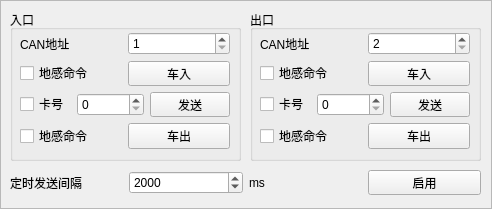
The window that qserialframe.ui (jjzhang166/ParkCode) describes before a commit, drawn with Qt 5.
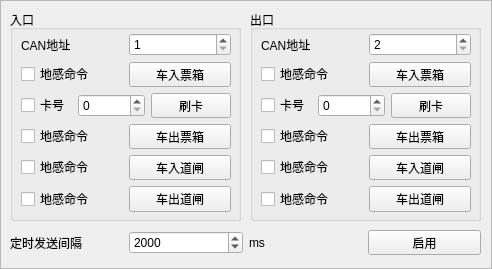
The same window after the commit.

What changed in the file:
```diff
--- a/qserialframe.ui
+++ b/qserialframe.ui
@@ -7,7 +7,7 @@
     <x>0</x>
     <y>0</y>
     <width>492</width>
-    <height>209</height>
+    <height>269</height>
    </rect>
   </property>
   <property name="minimumSize">
@@ -19,7 +19,7 @@
   <property name="maximumSize">
    <size>
     <width>492</width>
-    <height>209</height>
+    <height>269</height>
    </size>
   </property>
   <property name="windowTitle">
@@ -37,7 +37,7 @@
      <x>10</x>
      <y>10</y>
      <width>231</width>
-     <height>151</height>
+     <height>211</height>
     </rect>
    </property>
    <property name="title">
@@ -46,10 +46,10 @@
    <widget class="QWidget" name="layoutWidget">
     <property name="geometry">
      <rect>
-      <x>10</x>
-      <y>22</y>
+      <x>11</x>
+      <y>23</y>
       <width>210</width>
-      <height>117</height>
+      <height>179</height>
      </rect>
     </property>
     <layout class="QVBoxLayout" name="verticalLayout">
@@ -89,7 +89,7 @@
           <string>0</string>
          </property>
          <property name="text">
-          <string>车入</string>
+          <string>车入票箱</string>
          </property>
         </widget>
        </item>
@@ -117,7 +117,7 @@
           <string>1</string>
          </property>
          <property name="text">
-          <string>发送</string>
+          <string>刷卡</string>
          </property>
         </widget>
        </item>
@@ -138,7 +138,49 @@
           <string>2</string>
          </property>
          <property name="text">
-          <string>车出</string>
+          <string>车出票箱</string>
+         </property>
+        </widget>
+       </item>
+      </layout>
+     </item>
+     <item>
+      <layout class="QHBoxLayout" name="horizontalLayout_10">
+       <item>
+        <widget class="QCheckBox" name="chkEnterSense2">
+         <property name="text">
+          <string>地感命令</string>
+         </property>
+        </widget>
+       </item>
+       <item>
+        <widget class="QPushButton" name="btn6">
+         <property name="statusTip">
+          <string>6</string>
+         </property>
+         <property name="text">
+          <string>车入道闸</string>
+         </property>
+        </widget>
+       </item>
+      </layout>
+     </item>
+     <item>
+      <layout class="QHBoxLayout" name="horizontalLayout_11">
+       <item>
+        <widget class="QCheckBox" name="chkEnterSense3">
+         <property name="text">
+          <string>地感命令</string>
+         </property>
+        </widget>
+       </item>
+       <item>
+        <widget class="QPushButton" name="btn7">
+         <property name="statusTip">
+          <string>7</string>
+         </property>
+         <property name="text">
+          <string>车出道闸</string>
          </property>
         </widget>
        </item>
@@ -153,7 +195,7 @@
      <x>250</x>
      <y>10</y>
      <width>231</width>
-     <height>151</height>
+     <height>211</height>
     </rect>
    </property>
    <property name="title">
@@ -162,10 +204,10 @@
    <widget class="QWidget" name="layoutWidget">
     <property name="geometry">
      <rect>
-      <x>10</x>
-      <y>22</y>
+      <x>11</x>
+      <y>23</y>
       <width>210</width>
-      <height>117</height>
+      <height>179</height>
      </rect>
     </property>
     <layout class="QVBoxLayout" name="verticalLayout_2">
@@ -208,7 +250,7 @@
           <string>3</string>
          </property>
          <property name="text">
-          <string>车入</string>
+          <string>车入票箱</string>
          </property>
         </widget>
        </item>
@@ -236,14 +278,14 @@
           <string>4</string>
          </property>
          <property name="text">
-          <string>发送</string>
+          <string>刷卡</string>
          </property>
         </widget>
        </item>
       </layout>
      </item>
      <item>
-      <layout class="QHBoxLayout" name="horizontalLayout_10">
+      <layout class="QHBoxLayout" name="horizontalLayout_12">
        <item>
         <widget class="QCheckBox" name="chkLeaveSense1">
          <property name="text">
@@ -257,7 +299,49 @@
           <string>5</string>
          </property>
          <property name="text">
-          <string>车出</string>
+          <string>车出票箱</string>
+         </property>
+        </widget>
+       </item>
+      </layout>
+     </item>
+     <item>
+      <layout class="QHBoxLayout" name="horizontalLayout_13">
+       <item>
+        <widget class="QCheckBox" name="chkLeaveSense2">
+         <property name="text">
+          <string>地感命令</string>
+         </property>
+        </widget>
+       </item>
+       <item>
+        <widget class="QPushButton" name="btn8">
+         <property name="statusTip">
+          <string>8</string>
+         </property>
+         <property name="text">
+          <string>车入道闸</string>
+         </property>
+        </widget>
+       </item>
+      </layout>
+     </item>
+     <item>
+      <layout class="QHBoxLayout" name="horizontalLayout_14">
+       <item>
+        <widget class="QCheckBox" name="chkLeaveSense3">
+         <property name="text">
+          <string>地感命令</string>
+         </property>
+        </widget>
+       </item>
+       <item>
+        <widget class="QPushButton" name="btn9">
+         <property name="statusTip">
+          <string>9</string>
+         </property>
+         <property name="text">
+          <string>车出道闸</string>
          </property>
         </widget>
        </item>
@@ -270,7 +354,7 @@
    <property name="geometry">
     <rect>
      <x>10</x>
-     <y>170</y>
+     <y>230</y>
      <width>471</width>
      <height>25</height>
     </rect>
```
